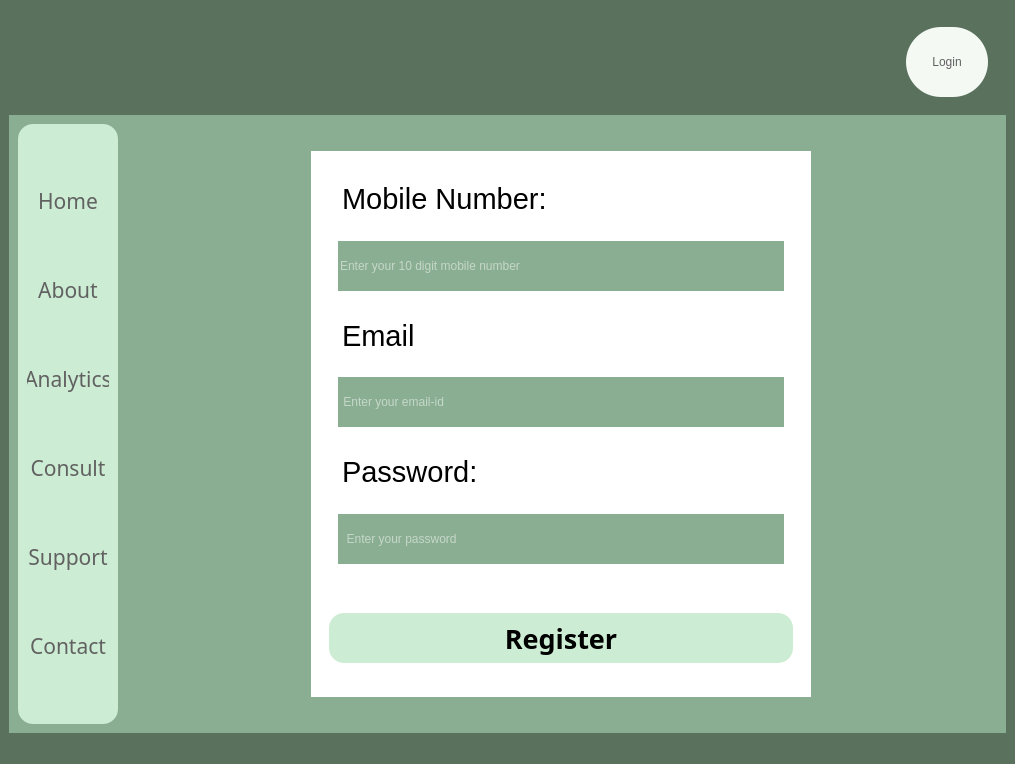
srishtiigautam/restorehealth, file register_window.ui: the form before one commit.
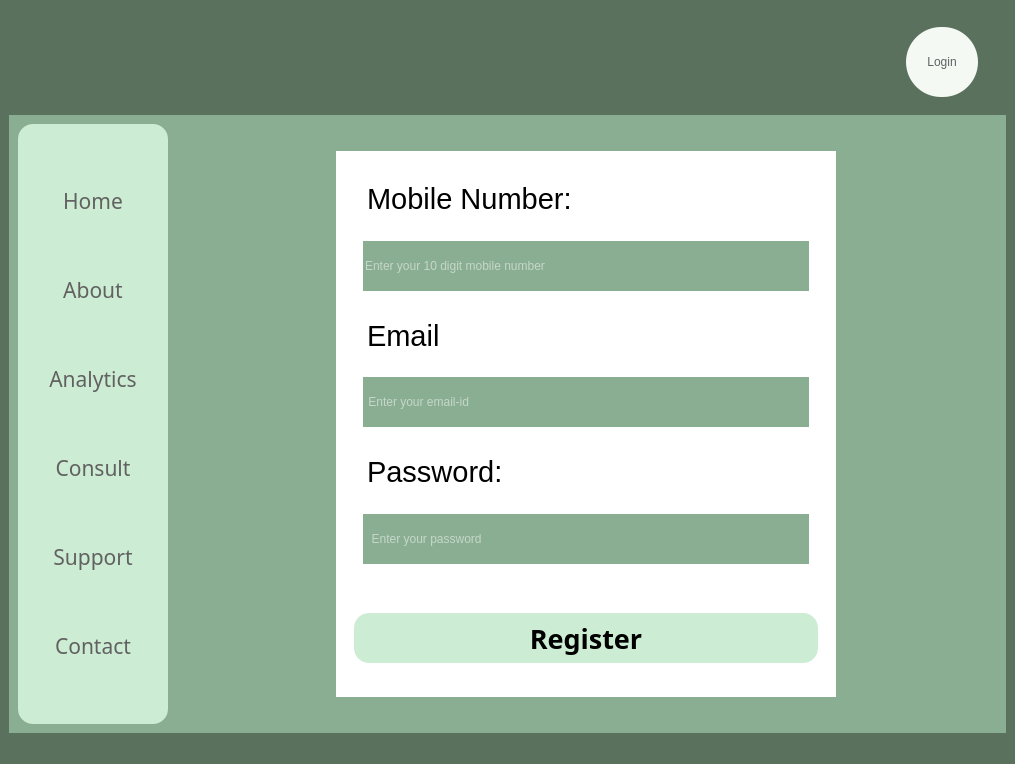
The form after the commit. Icons and pictures are not drawn.

Diff of the .ui file:
```diff
--- a/register_window.ui
+++ b/register_window.ui
@@ -141,9 +141,15 @@
          <property name="frameShadow">
           <enum>QFrame::Raised</enum>
          </property>
-         <layout class="QHBoxLayout" name="horizontalLayout_6">
-          <item>
-           <widget class="QPushButton" name="pushButton">
+         <widget class="QPushButton" name="login_window_button">
+          <property name="geometry">
+           <rect>
+            <x>9</x>
+            <y>9</y>
+            <width>72</width>
+            <height>70</height>
+           </rect>
+          </property>
             <property name="minimumSize">
              <size>
               <width>72</width>
@@ -162,8 +168,6 @@
              <string>Login</string>
             </property>
            </widget>
-          </item>
-         </layout>
         </widget>
        </item>
       </layout>
@@ -185,6 +189,12 @@
       <layout class="QHBoxLayout" name="horizontalLayout">
        <item>
         <widget class="QFrame" name="frame_3">
+         <property name="minimumSize">
+          <size>
+           <width>150</width>
+           <height>0</height>
+          </size>
+         </property>
          <property name="maximumSize">
           <size>
            <width>100</width>
```
Lines whose indentation alone changed are shown as unchanged.
